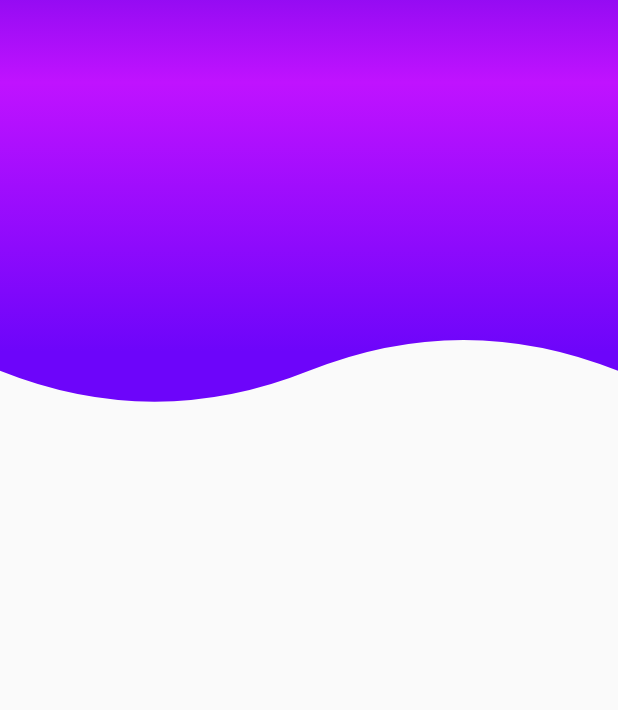
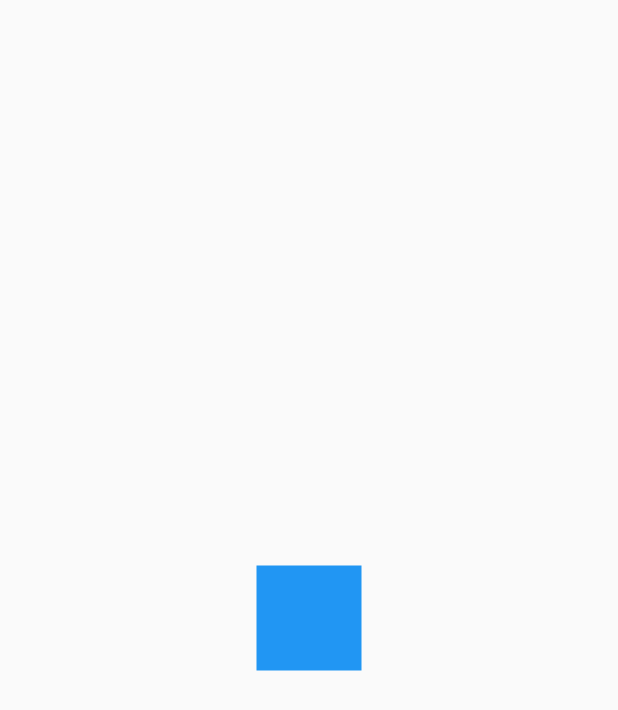
Before and after one commit to AleFachini/designs, a Flutter app: the screen it shows after launch, on a phone screen of 412 x 824 dp. Shown: the top 710 px of the screen. Run offline on Flutter 3.47's test engine with Material 2 defaults, Android fonts, the phone set to English and light mode, and no system bars.

Commit message:
Punto de partida para animaciones

```diff
--- a/lib/main.dart
+++ b/lib/main.dart
@@ -1,3 +1,4 @@
+import 'package:designs/src/pages/animaciones_page.dart';
 import 'package:designs/src/pages/headers_page.dart';
 import 'package:flutter/material.dart';
 
@@ -26,7 +27,7 @@ class MyApp extends StatelessWidget {
         // is not restarted.
         primarySwatch: Colors.blue,
       ),
-      home: HeadersPage(),
+      home: AnimacionesPage(),
     );
   }
 }
--- /dev/null
+++ b/lib/src/pages/animaciones_page.dart
@@ -0,0 +1,47 @@
+import 'package:flutter/material.dart';
+import 'package:flutter/src/foundation/key.dart';
+import 'package:flutter/src/widgets/framework.dart';
+
+class AnimacionesPage extends StatelessWidget {
+  AnimacionesPage({Key? key}) : super(key: key);
+
+  @override
+  Widget build(BuildContext context) {
+    return Scaffold(
+      body: Center(
+        child: CuadradoAnimado(),
+      ),
+    );
+  }
+}
+
+class CuadradoAnimado extends StatefulWidget {
+  const CuadradoAnimado({
+    Key? key,
+  }) : super(key: key);
+
+  @override
+  State<CuadradoAnimado> createState() => _CuadradoAnimadoState();
+}
+
+class _CuadradoAnimadoState extends State<CuadradoAnimado> {
+  @override
+  Widget build(BuildContext context) {
+    return _Rectangulo();
+  }
+}
+
+class _Rectangulo extends StatelessWidget {
+  _Rectangulo({Key? key}) : super(key: key);
+
+  @override
+  Widget build(BuildContext context) {
+    return Container(
+      width: 70,
+      height: 70,
+      decoration: BoxDecoration(
+        color: Colors.blue,
+      ),
+    );
+  }
+}
```
